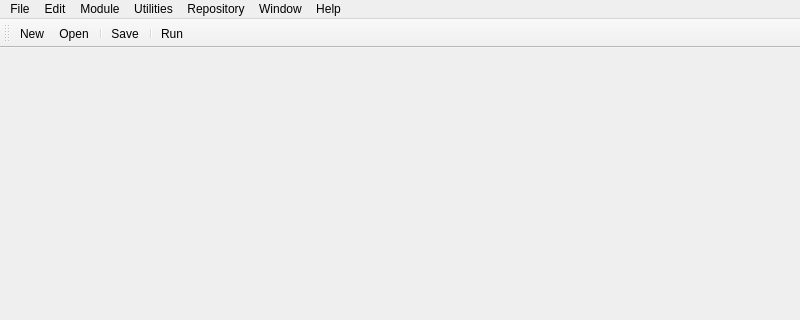
Before: the Qt Designer form src/flua/Tools/IDE/ui/flua-ide.ui in akyoto/flua, drawn with Qt 5; both pictures show x 0 to 800 and y 0 to 320 of the 800 by 600 pixel window.
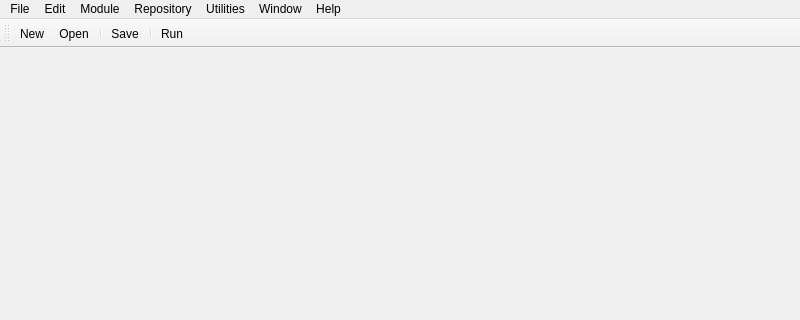
After: the same form once the commit is applied. Icons and pictures are not drawn.

Commit message: Recoded indent / unindent to a generic processLine version

Diff of the .ui file:
```diff
--- a/src/flua/Tools/IDE/ui/flua-ide.ui
+++ b/src/flua/Tools/IDE/ui/flua-ide.ui
@@ -126,8 +126,8 @@
    <addaction name="menuFile"/>
    <addaction name="menuEdit"/>
    <addaction name="menuModule"/>
-   <addaction name="menuUtilities"/>
    <addaction name="menuRepository"/>
+   <addaction name="menuUtilities"/>
    <addaction name="menuWindows"/>
    <addaction name="menuHelp"/>
   </widget>
```
The commit also changes 1 other file.
